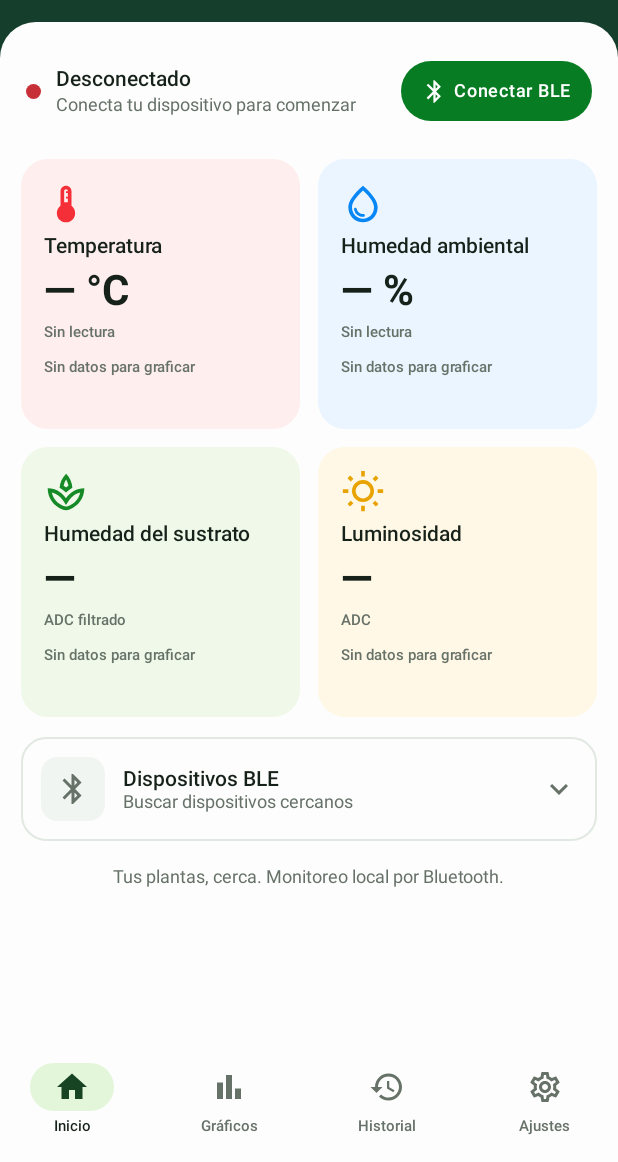
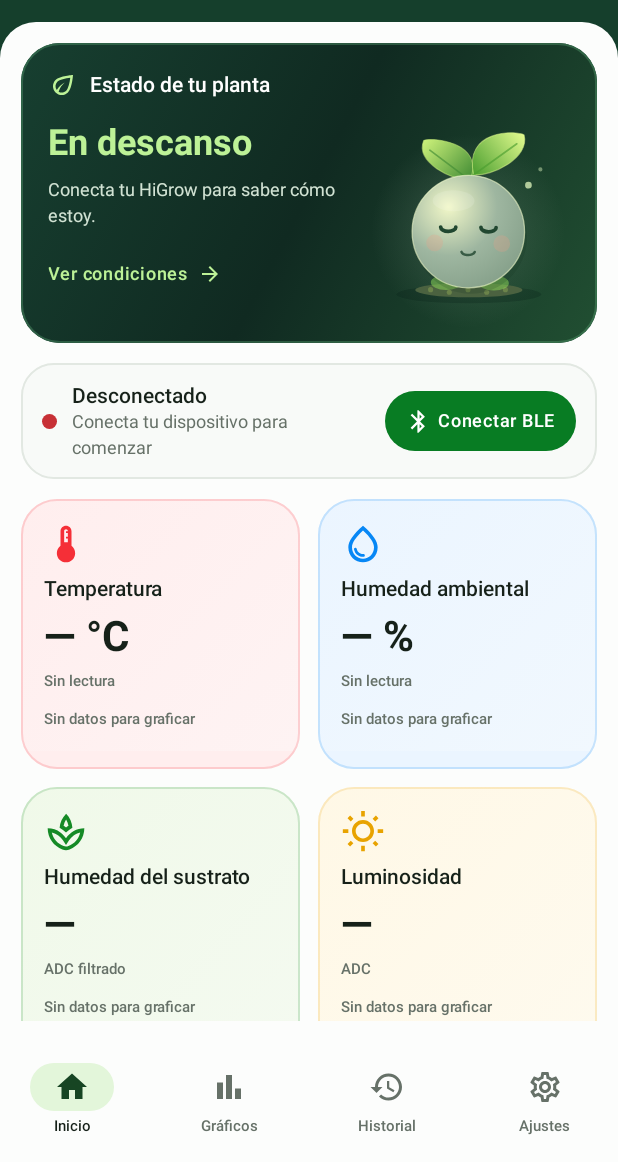
Before and after one commit to ffelipev2/HiGrow-ESP32-BLE, an Android app built with Jetpack Compose: the screen it shows after launch (MainActivity), on a phone screen of 412 x 824 dp, the part 74-1236 px from its top. Run offline under Robolectric (Android 15) with nearby library versions, the light colour scheme and no system bars.

Commit message:
Add animated plant companion and condition-aware dashboard

```diff
--- a/app/build.gradle.kts
+++ b/app/build.gradle.kts
@@ -12,8 +12,8 @@ android {
         applicationId = "cl.higrow.monitor"
         minSdk = 26
         targetSdk = 35
-        versionCode = 4
-        versionName = "1.2.1"
+        versionCode = 5
+        versionName = "1.3.0"
     }
     compileOptions {
         sourceCompatibility = JavaVersion.VERSION_17
--- a/app/src/main/java/cl/higrow/monitor/ui/DashboardScreen.kt
+++ b/app/src/main/java/cl/higrow/monitor/ui/DashboardScreen.kt
@@ -29,14 +29,13 @@ fun DashboardScreen(state: MonitorUiState, onConnection: () -> Unit, onSensor: (
         // uses both dimensions instead of leaving an empty region below one row.
         val height = (viewport.height - 12.dp).coerceAtLeast((440 * fontScale).dp + 12.dp)
         Row(Modifier.fillMaxWidth().height(height), horizontalArrangement = Arrangement.spacedBy(20.dp)) {
-            OutlinedCard(Modifier.width((280 * fontScale).dp).fillMaxHeight(), shape = RoundedCornerShape(18.dp)) {
-                Column(Modifier.fillMaxSize().verticalScroll(rememberScrollState()).padding(16.dp),
+            Column(Modifier.width((300 * fontScale).dp).fillMaxHeight().verticalScroll(rememberScrollState()),
                 verticalArrangement = Arrangement.spacedBy(16.dp)) {
+                PlantCompanionCard(state, compact = true)
                 ConnectionPanel(state, onConnection, stackActions = true)
                 DashboardAlerts(state)
                 DeviceBar(state, onConnection)
                 ConnectionFooter(state, onDisconnect)
-                }
             }
             Column(Modifier.weight(1f).fillMaxHeight(), verticalArrangement = Arrangement.spacedBy(12.dp)) {
                 SensorMetric.entries.chunked(2).forEach { row ->
@@ -55,9 +54,10 @@ fun DashboardScreen(state: MonitorUiState, onConnection: () -> Unit, onSensor: (
     val alertCount = listOf(state.stale, state.readings.packetError != null,
         state.readings.latest?.let { it.temperatureC == null } == true).count { it }
     val cardHeight = if (expandedCards) {
-        ((viewport.height - ((280 + alertCount * 64) * fontScale).dp) / 2).coerceAtLeast(220.dp)
+        ((viewport.height - ((500 + alertCount * 64) * fontScale).dp) / 2).coerceAtLeast(220.dp)
     } else 180.dp
     Column(verticalArrangement = Arrangement.spacedBy(13.dp)) {
+        PlantCompanionCard(state)
         ConnectionPanel(state, onConnection)
         DashboardAlerts(state)
         val data = state.readings.latest
@@ -118,7 +118,10 @@ private fun ConnectionPanel(state: MonitorUiState, onConnection: () -> Unit, sta
     val busy = connection.status in listOf(ConnectionStatus.CONNECTING, ConnectionStatus.RECONNECTING, ConnectionStatus.SCANNING)
     val dot = if (connected && !state.stale) MaterialTheme.colorScheme.primary else if (busy) Color(0xFFE6A000) else MaterialTheme.colorScheme.error
     val largeFont = stackActions || LocalDensity.current.fontScale > 1.25f
-    Column(Modifier.fillMaxWidth().padding(horizontal = 3.dp, vertical = 8.dp), verticalArrangement = Arrangement.spacedBy(10.dp)) {
+    Surface(Modifier.fillMaxWidth(), shape = RoundedCornerShape(22.dp),
+        color = MaterialTheme.colorScheme.surfaceVariant.copy(alpha = 0.45f),
+        border = androidx.compose.foundation.BorderStroke(1.dp, MaterialTheme.colorScheme.outlineVariant)) {
+        Column(Modifier.fillMaxWidth().padding(14.dp), verticalArrangement = Arrangement.spacedBy(10.dp)) {
             Row(verticalAlignment = Alignment.CenterVertically, horizontalArrangement = Arrangement.spacedBy(10.dp)) {
                 Box(Modifier.size(10.dp).background(dot, CircleShape))
                 Column(Modifier.weight(1f), verticalArrangement = Arrangement.spacedBy(2.dp)) {
@@ -141,6 +144,7 @@ private fun ConnectionPanel(state: MonitorUiState, onConnection: () -> Unit, sta
             if (connection.status == ConnectionStatus.ERROR) Text(connection.message, color = MaterialTheme.colorScheme.error,
                 style = MaterialTheme.typography.bodySmall)
             if (busy) LinearProgressIndicator(Modifier.fillMaxWidth().height(3.dp))
+        }
         }
 }
 @Composable private fun ConnectButton(onClick: () -> Unit, busy: Boolean) {
--- /dev/null
+++ b/app/src/main/java/cl/higrow/monitor/ui/PlantCompanionCard.kt
@@ -0,0 +1,123 @@
+package cl.higrow.monitor.ui
+
+import androidx.compose.foundation.background
+import androidx.compose.foundation.layout.*
+import androidx.compose.foundation.rememberScrollState
+import androidx.compose.foundation.shape.RoundedCornerShape
+import androidx.compose.foundation.verticalScroll
+import androidx.compose.material.icons.Icons
+import androidx.compose.material.icons.automirrored.outlined.ArrowForward
+import androidx.compose.material.icons.outlined.Eco
+import androidx.compose.material3.*
+import androidx.compose.runtime.*
+import androidx.compose.runtime.saveable.rememberSaveable
+import androidx.compose.ui.Alignment
+import androidx.compose.ui.Modifier
+import androidx.compose.ui.graphics.Brush
+import androidx.compose.ui.graphics.Color
+import androidx.compose.ui.platform.LocalDensity
+import androidx.compose.ui.text.font.FontWeight
+import androidx.compose.ui.unit.dp
+import cl.higrow.monitor.MonitorUiState
+import cl.higrow.monitor.ble.ConnectionStatus
+import cl.higrow.monitor.data.*
+
+fun MonitorUiState.plantAssessment() = PlantAssessment.evaluate(
+    connection.status == ConnectionStatus.CONNECTED, stale, readings.latest, lightThresholds, readings.packetError != null)
+
+fun PlantSignal.metric(): SensorMetric = when (this) {
+    PlantSignal.SOIL -> SensorMetric.SOIL
+    PlantSignal.LIGHT -> SensorMetric.LIGHT
+    PlantSignal.TEMPERATURE -> SensorMetric.TEMPERATURE
+    PlantSignal.HUMIDITY -> SensorMetric.HUMIDITY
+}
+
+@Composable
+fun PlantCompanionCard(state: MonitorUiState, modifier: Modifier = Modifier, compact: Boolean = false) {
+    val assessment = state.plantAssessment()
+    var details by rememberSaveable { mutableStateOf(false) }
+    var greetings by rememberSaveable(assessment.mood) { mutableIntStateOf(0) }
+    val accent = when (assessment.mood) {
+        PlantMood.THIRSTY, PlantMood.HOT, PlantMood.DRY_AIR -> Color(0xFFFFDB8B)
+        PlantMood.COLD, PlantMood.INCOMPLETE, PlantMood.STALE -> Color(0xFFACDCE9)
+        else -> Color(0xFFBDF297)
+    }
+    val copy = when (greetings % 3) {
+        1 -> if (assessment.mood == PlantMood.OFFLINE) "¡Hola! Conecta tu HiGrow para que despierte." else "¡Hola! Soy Brote. Mi expresión sigue tus sensores."
+        2 -> assessment.tip
+        else -> assessment.summary
+    }
+    Surface(modifier.fillMaxWidth(), shape = RoundedCornerShape(26.dp),
+        color = Color(0xFF143F2E), contentColor = Color.White,
+        border = androidx.compose.foundation.BorderStroke(1.dp, Color(0xFF5FAD78).copy(alpha = 0.35f))) {
+        BoxWithConstraints(Modifier.background(Brush.linearGradient(
+            listOf(Color(0xFF173F30), Color(0xFF102A21), Color(0xFF214F32)))).padding(18.dp)) {
+            val stacked = maxWidth < (if (compact) 228.dp else 292.dp) || LocalDensity.current.fontScale > 1.3f
+            Column(verticalArrangement = Arrangement.spacedBy(8.dp)) {
+                Row(verticalAlignment = Alignment.CenterVertically, horizontalArrangement = Arrangement.spacedBy(8.dp)) {
+                    Icon(Icons.Outlined.Eco, null, tint = accent, modifier = Modifier.size(20.dp))
+                    Text("Estado de tu planta", style = MaterialTheme.typography.titleSmall)
+                }
+                if (stacked) {
+                    PlantFace(assessment.mood, assessment.title, Modifier.size(144.dp).align(Alignment.CenterHorizontally)) { greetings++ }
+                    CompanionCopy(assessment, copy, accent, onDetails = { details = true })
+                } else {
+                    Row(verticalAlignment = Alignment.CenterVertically, horizontalArrangement = Arrangement.spacedBy(6.dp)) {
+                        Column(Modifier.weight(1f)) {
+                            CompanionCopy(assessment, copy, accent, onDetails = { details = true })
+                        }
+                        PlantFace(assessment.mood, assessment.title, Modifier.size(if (compact) 104.dp else 136.dp)) { greetings++ }
+                    }
+                }
+            }
+        }
+    }
+    if (details) PlantDetailsDialog(state, assessment) { details = false }
+}
+
+@Composable
+private fun CompanionCopy(assessment: PlantAssessment, copy: String, accent: Color, onDetails: () -> Unit) {
+    Column(verticalArrangement = Arrangement.spacedBy(8.dp)) {
+        Text(assessment.title, style = MaterialTheme.typography.headlineSmall, fontWeight = FontWeight.Bold, color = accent)
+        Text(copy, style = MaterialTheme.typography.bodySmall, color = Color(0xFFD2E3D4))
+        TextButton(onClick = onDetails, contentPadding = PaddingValues(0.dp),
+            colors = ButtonDefaults.textButtonColors(contentColor = accent)) {
+            Text("Ver condiciones", style = MaterialTheme.typography.labelMedium)
+            Spacer(Modifier.width(6.dp))
+            Icon(Icons.AutoMirrored.Outlined.ArrowForward, null, Modifier.size(16.dp))
+        }
+    }
+}
+
+@Composable
+private fun PlantDetailsDialog(state: MonitorUiState, assessment: PlantAssessment, onDismiss: () -> Unit) {
+    val data = state.readings.latest.takeIf { state.connection.status == ConnectionStatus.CONNECTED && !state.stale }
+    AlertDialog(onDismissRequest = onDismiss, icon = { Icon(Icons.Outlined.Eco, null) },
+        title = { Text("Brote · ${assessment.title}") }, text = {
+            Column(Modifier.verticalScroll(rememberScrollState()), verticalArrangement = Arrangement.spacedBy(14.dp)) {
+                Text(assessment.summary)
+                Text(assessment.tip, style = MaterialTheme.typography.bodyMedium)
+                assessment.observations.forEach { observation ->
+                    val metric = observation.signal.metric()
+                    Row(verticalAlignment = Alignment.CenterVertically, horizontalArrangement = Arrangement.spacedBy(10.dp)) {
+                        Icon(metric.icon, null, tint = metric.ink(), modifier = Modifier.size(24.dp))
+                        Column(Modifier.weight(1f)) {
+                            Text(metric.title, style = MaterialTheme.typography.labelMedium)
+                            Text(observation.label, style = MaterialTheme.typography.bodySmall)
+                        }
+                        Text(metric.display(data) + if (data != null && metric.unit == "ADC") " ADC" else "",
+                            style = MaterialTheme.typography.bodySmall)
+                    }
+                }
+                HorizontalDivider()
+                Text("Cómo cambia mi expresión", style = MaterialTheme.typography.titleSmall)
+                Text("El sustrato y la luz usan los umbrales de HiGrow y Ajustes. " +
+                    "La referencia ambiental general marca frío a 12 °C o menos, calor desde 32 °C, " +
+                    "aire seco por debajo de 30 % y humedad alta por encima de 85 %. " +
+                    "No es un perfil específico para tu especie ni un diagnóstico de salud.",
+                    style = MaterialTheme.typography.bodySmall)
+                Text("Toca la carita para saludarme. Siempre mantengo la expresión que corresponda a las lecturas.",
+                    style = MaterialTheme.typography.bodySmall)
+            }
+        }, confirmButton = { TextButton(onDismiss) { Text("Entendido") } })
+}
--- /dev/null
+++ b/app/src/main/java/cl/higrow/monitor/ui/PlantFace.kt
@@ -0,0 +1,170 @@
+package cl.higrow.monitor.ui
+
+import androidx.compose.animation.core.*
+import androidx.compose.foundation.Canvas
+import androidx.compose.foundation.clickable
+import androidx.compose.foundation.layout.Box
+import androidx.compose.foundation.layout.aspectRatio
+import androidx.compose.foundation.layout.fillMaxSize
+import androidx.compose.runtime.Composable
+import androidx.compose.runtime.remember
+import androidx.compose.runtime.rememberCoroutineScope
+import androidx.compose.ui.Modifier
+import androidx.compose.ui.geometry.Offset
+import androidx.compose.ui.geometry.Size
+import androidx.compose.ui.graphics.*
+import androidx.compose.ui.graphics.drawscope.*
+import androidx.compose.ui.semantics.Role
+import androidx.compose.ui.semantics.contentDescription
+import androidx.compose.ui.semantics.semantics
+import androidx.compose.ui.semantics.stateDescription
+import cl.higrow.monitor.data.PlantMood
+import kotlinx.coroutines.launch
+
+/** Native vector character: no network, bitmap assets or simulated sensor values. */
+@Composable
+fun PlantFace(mood: PlantMood, description: String, modifier: Modifier = Modifier, onGreet: () -> Unit = {}) {
+    val motion = rememberInfiniteTransition(label = "Brote vivo")
+    val breath = motion.animateFloat(0.985f, 1.015f,
+        infiniteRepeatable(tween(2400, easing = FastOutSlowInEasing), RepeatMode.Reverse), label = "Respirar")
+    val sway = motion.animateFloat(-3f, 3f,
+        infiniteRepeatable(tween(1900, easing = FastOutSlowInEasing), RepeatMode.Reverse), label = "Hojas")
+    val blink = motion.animateFloat(1f, 1f, infiniteRepeatable(keyframes {
+        durationMillis = 5300
+        1f at 0; 1f at 4500; 0.08f at 4620; 1f at 4760; 1f at 5300
+    }), label = "Parpadear")
+    val greeting = remember { Animatable(0f) }
+    val scope = rememberCoroutineScope()
+    Box(modifier.aspectRatio(1f).clickable(role = Role.Button, onClickLabel = "Saludar a Brote") {
+        onGreet()
+        scope.launch {
+            greeting.snapTo(1f)
+            greeting.animateTo(0f, spring(dampingRatio = 0.3f, stiffness = 160f))
+        }
+    }.semantics {
+        contentDescription = "Brote, tu compañero de planta"
+        stateDescription = description
+    }) {
+        Canvas(Modifier.fillMaxSize()) {
+            val unit = size.minDimension / 240f
+            translate((size.width - unit * 240) / 2, (size.height - unit * 240) / 2) {
+                scale(unit, unit, pivot = Offset.Zero) {
+                    drawPlant(mood, breath.value, sway.value, blink.value, greeting.value)
+                }
+            }
+        }
+    }
+}
+
+private fun DrawScope.drawPlant(mood: PlantMood, breath: Float, sway: Float, blink: Float, greeting: Float) {
+    val resting = mood in listOf(PlantMood.OFFLINE, PlantMood.STALE, PlantMood.WAITING)
+    val sleepy = resting || mood == PlantMood.LOW_LIGHT
+    val green = Color(0xFF8DDB58)
+    val ink = Color(0xFF214730)
+    val tint = when (mood) {
+        PlantMood.THIRSTY, PlantMood.HOT, PlantMood.DRY_AIR -> Color(0xFFE5BE6F)
+        PlantMood.COLD -> Color(0xFF94CED6)
+        PlantMood.OFFLINE, PlantMood.STALE -> Color(0xFF9EB6A0)
+        else -> Color(0xFFB8E77B)
+    }
+    drawCircle(Brush.radialGradient(listOf(tint.copy(alpha = 0.26f), Color.Transparent), Offset(120f, 140f), 114f),
+        114f, Offset(120f, 140f))
+    drawOval(Color(0xFF071F16).copy(alpha = 0.25f), Offset(36f, 204f), Size(170f, 21f))
+    drawOval(Color(0xFF4B6240), Offset(58f, 201f), Size(126f, 17f))
+    repeat(5) { i ->
+        drawCircle(Color(0xFF809A50).copy(alpha = 0.6f), 3f, Offset(76f + i * 22f, 209f + (i % 2) * 3))
+    }
+    translate(top = -greeting * 10f) {
+        val tilt = if (mood == PlantMood.COLD) sway * 0.5f else sway * 0.22f
+        rotate(tilt, Offset(120f, 175f)) {
+            scale(breath, breath, Offset(120f, 192f)) {
+                drawOval(green.copy(alpha = if (resting) 0.5f else 1f), Offset(76f, 192f), Size(36f, 18f))
+                drawOval(green.copy(alpha = if (resting) 0.5f else 1f), Offset(133f, 192f), Size(36f, 18f))
+                rotate(sway + greeting * 8f, Offset(120f, 85f)) {
+                    val stem = Path().apply {
+                        moveTo(121f, 91f); cubicTo(120f, 74f, 124f, 58f, 136f, 45f)
+                    }
+                    drawPath(stem, Color(0xFF4E9C38), style = Stroke(7f, cap = StrokeCap.Round))
+                    drawLeaf(Offset(121f, 79f), Offset(63f, 35f), Color(0xFFCCF17A), Color(0xFF438D35))
+                    drawLeaf(Offset(125f, 72f), Offset(182f, 21f), Color(0xFFE0FA8D), Color(0xFF4C9F30))
+                }
+                drawCircle(Color(0xFF102E1B).copy(alpha = 0.16f), 67f, Offset(123f, 147f))
+                drawCircle(Brush.radialGradient(listOf(Color(0xFFF1F7C8), tint, lerp(tint, ink, 0.22f)),
+                    Offset(96f, 111f), 116f), 67f, Offset(120f, 140f))
+                drawCircle(Color(0xFFF1FACB).copy(alpha = 0.62f), 67f, Offset(120f, 140f), style = Stroke(1.5f))
+                drawOval(Color.White.copy(alpha = 0.13f), Offset(77f, 91f), Size(50f, 25f))
+                drawCircle(Color(0xFFEF9D84).copy(alpha = if (resting) 0.25f else 0.68f), 10f, Offset(80f, 154f))
+                drawCircle(Color(0xFFEF9D84).copy(alpha = if (resting) 0.25f else 0.68f), 10f, Offset(160f, 154f))
+                scale(1f, if (greeting > 0.4f) 0.18f else blink.coerceAtLeast(0.08f), Offset(120f, 137f)) {
+                    listOf(96f, 144f).forEach { x ->
+                        when {
+                            sleepy -> drawArc(ink, 0f, 180f, false, Offset(x - 9f, 130f), Size(18f, 10f),
+                                style = Stroke(4.5f, cap = StrokeCap.Round))
+                            mood == PlantMood.HAPPY -> drawArc(ink, 180f, 180f, false,
+                                Offset(x - 9f, 129f), Size(18f, 15f), style = Stroke(4.5f, cap = StrokeCap.Round))
+                            else -> {
+                                drawOval(ink, Offset(x - 5f, 129f), Size(10f, 15f))
+                                drawCircle(Color.White.copy(alpha = 0.85f), 2f, Offset(x - 1f, 132f))
+                            }
+                        }
+                    }
+                }
+                when (mood) {
+                    PlantMood.HAPPY -> {
+                        val mouth = Path().apply {
+                            moveTo(103f, 158f); quadraticTo(120f, 166f, 137f, 158f)
+                            cubicTo(136f, 183f, 104f, 183f, 103f, 158f); close()
+                        }
+                        drawPath(mouth, Color(0xFF57362D))
+                        drawOval(Color(0xFFDC8A83), Offset(111f, 169f), Size(18f, 9f))
+                    }
+                    PlantMood.THIRSTY, PlantMood.DRY_AIR, PlantMood.HUMID_AIR -> {
+                        val mouth = Path().apply { moveTo(109f, 167f); quadraticTo(120f, 155f, 131f, 167f) }
+                        drawPath(mouth, ink, style = Stroke(4f, cap = StrokeCap.Round))
+                        drawLine(ink, Offset(86f, 122f), Offset(101f, 118f), 3f, StrokeCap.Round)
+                        drawLine(ink, Offset(139f, 118f), Offset(154f, 122f), 3f, StrokeCap.Round)
+                    }
+                    PlantMood.HOT -> drawOval(Color(0xFF694D35), Offset(113f, 157f), Size(14f, 21f))
+                    PlantMood.COLD -> {
+                        drawRoundRect(ink, Offset(108f, 159f), Size(24f, 12f), style = Stroke(3f))
+                        drawLine(ink, Offset(109f, 165f), Offset(131f, 165f), 2f)
+                    }
+                    PlantMood.INCOMPLETE -> {
+                        drawLine(ink, Offset(110f, 166f), Offset(131f, 161f), 3.5f, StrokeCap.Round)
+                        drawLine(ink, Offset(137f, 119f), Offset(154f, 123f), 3f, StrokeCap.Round)
+                    }
+                    else -> drawArc(ink.copy(alpha = 0.8f), 10f, 160f, false, Offset(112f, 159f), Size(16f, 9f),
+                        style = Stroke(3f, cap = StrokeCap.Round))
+                }
+                if (mood == PlantMood.HOT || mood == PlantMood.THIRSTY) {
+                    val drop = Path().apply {
+                        moveTo(164f, 116f); cubicTo(149f, 132f, 159f, 140f, 166f, 135f)
+                        cubicTo(173f, 131f, 167f, 123f, 164f, 116f); close()
+                    }
+                    drawPath(drop, Color(0xFF7ED7EA))
+                }
+                if (resting || mood == PlantMood.LOW_LIGHT) {
+                    drawCircle(Color(0xFFE1F6BE).copy(alpha = 0.75f), 4f, Offset(191f, 84f))
+                    drawCircle(Color(0xFFE1F6BE).copy(alpha = 0.45f), 2.5f, Offset(205f, 65f))
+                } else {
+                    listOf(Offset(39f, 108f), Offset(200f, 146f), Offset(191f, 90f)).forEachIndexed { i, at ->
+                        drawCircle(tint.copy(alpha = 0.7f), if (i == 0) 3f else 2f, at)
+                    }
+                }
+            }
+        }
+    }
+}
+
+private fun DrawScope.drawLeaf(base: Offset, tip: Offset, light: Color, dark: Color) {
+    val direction = if (tip.x > base.x) 1 else -1
+    val leaf = Path().apply {
+        moveTo(base.x, base.y)
+        cubicTo(base.x - 16 * direction, tip.y - 3, tip.x - 8 * direction, tip.y - 5, tip.x, tip.y)
+        cubicTo(tip.x + 9 * direction, tip.y + 27, base.x + 21 * direction, base.y + 1, base.x, base.y)
+        close()
+    }
+    drawPath(leaf, Brush.linearGradient(listOf(light, dark), tip, base))
+    drawPath(leaf, light.copy(alpha = 0.5f), style = Stroke(1.3f))
+    drawLine(dark.copy(alpha = 0.65f), base, Offset(tip.x - 8 * direction, tip.y + 11), 2f, StrokeCap.Round)
+}
--- a/app/src/main/java/cl/higrow/monitor/ui/SensorCard.kt
+++ b/app/src/main/java/cl/higrow/monitor/ui/SensorCard.kt
@@ -3,12 +3,16 @@ package cl.higrow.monitor.ui
 import androidx.compose.animation.*
 import androidx.compose.animation.core.tween
 import androidx.compose.foundation.layout.*
+import androidx.compose.foundation.background
+import androidx.compose.foundation.BorderStroke
 import androidx.compose.foundation.shape.RoundedCornerShape
 import androidx.compose.material3.*
 import androidx.compose.runtime.Composable
 import androidx.compose.ui.Modifier
 import androidx.compose.ui.Alignment
 import androidx.compose.ui.graphics.Color
+import androidx.compose.ui.graphics.Brush
+import androidx.compose.ui.graphics.lerp
 import androidx.compose.ui.text.font.FontWeight
 import androidx.compose.ui.unit.dp
 import androidx.compose.ui.unit.Dp
@@ -18,10 +22,14 @@ import cl.higrow.monitor.data.*
 fun SensorCard(metric: SensorMetric, data: SensorData?, history: List<SensorData>,
     thresholds: LightThresholds, onClick: () -> Unit, modifier: Modifier = Modifier,
     expanded: Boolean = false, minHeight: Dp = 180.dp) {
-    Card(onClick, modifier.heightIn(min = minHeight), shape = RoundedCornerShape(18.dp),
-        colors = CardDefaults.cardColors(containerColor = metric.tint())) {
+    val tint = metric.tint()
+    val surface = MaterialTheme.colorScheme.surface
+    Card(onClick, modifier.heightIn(min = minHeight), shape = RoundedCornerShape(24.dp),
+        border = BorderStroke(1.dp, metric.ink().copy(alpha = 0.18f)),
+        colors = CardDefaults.cardColors(containerColor = tint)) {
         val contentModifier = if (expanded) Modifier.fillMaxSize() else Modifier.fillMaxWidth()
-        Column(contentModifier.padding(if (expanded) 20.dp else 15.dp), verticalArrangement = Arrangement.spacedBy(5.dp)) {
+        Column(contentModifier.background(Brush.linearGradient(listOf(tint, lerp(tint, surface, 0.36f))))
+            .padding(if (expanded) 20.dp else 15.dp), verticalArrangement = Arrangement.spacedBy(7.dp)) {
             if (expanded) {
                 Row(verticalAlignment = Alignment.CenterVertically, horizontalArrangement = Arrangement.spacedBy(12.dp)) {
                     Icon(metric.icon, null, tint = metric.ink(), modifier = Modifier.size(32.dp))
--- a/app/src/main/java/cl/higrow/monitor/ui/Theme.kt
+++ b/app/src/main/java/cl/higrow/monitor/ui/Theme.kt
@@ -14,6 +14,7 @@ private val LightColors = lightColorScheme(
     primary = Color(0xFF087C23), onPrimary = Color.White,
     primaryContainer = Color(0xFFE3F6DA), onPrimaryContainer = Color(0xFF174523),
     secondary = Color(0xFF526258), background = ForestGreen,
+    secondaryContainer = Color(0xFFE7F2E4), onSecondaryContainer = Color(0xFF20432A),
     surface = Color(0xFFFCFDFC), surfaceVariant = Color(0xFFF1F5F1),
     onSurface = Color(0xFF162119), onSurfaceVariant = Color(0xFF667168),
     outline = Color(0xFFAFB9B1), outlineVariant = Color(0xFFE2E8E2), error = Color(0xFFC73036),
@@ -22,9 +23,10 @@ private val DarkColors = darkColorScheme(
     primary = Color(0xFF91DFA1), onPrimary = Color(0xFF073915),
     primaryContainer = Color(0xFF284D2D), onPrimaryContainer = Color(0xFFCDF0CD),
     secondary = Color(0xFFADC7B0), background = Color(0xFF0E251A),
-    surface = Color(0xFF15221B), surfaceVariant = Color(0xFF203127),
+    surface = Color(0xFF10251A), surfaceVariant = Color(0xFF193A2B),
+    secondaryContainer = Color(0xFF284B35), onSecondaryContainer = Color(0xFFDCF0D6),
     onSurface = Color(0xFFEDF4EC), onSurfaceVariant = Color(0xFFB2C2B4),
-    outlineVariant = Color(0xFF354B3C),
+    outline = Color(0xFF66836E), outlineVariant = Color(0xFF2E513C),
 )
 private val HiGrowTypography = Typography(
     titleLarge = TextStyle(fontFamily = FontFamily.SansSerif, fontWeight = FontWeight.Bold, fontSize = 21.sp, lineHeight = 27.sp),
```
Also changed, not shown: app/src/debug/java/cl/higrow/monitor/ui/DesignPreviews.kt (+71 -3 lines), app/src/main/java/cl/higrow/monitor/data/PlantAssessment.kt (added, +96 -0 lines), 5 other files. Lines whose indentation alone changed are shown as unchanged.
